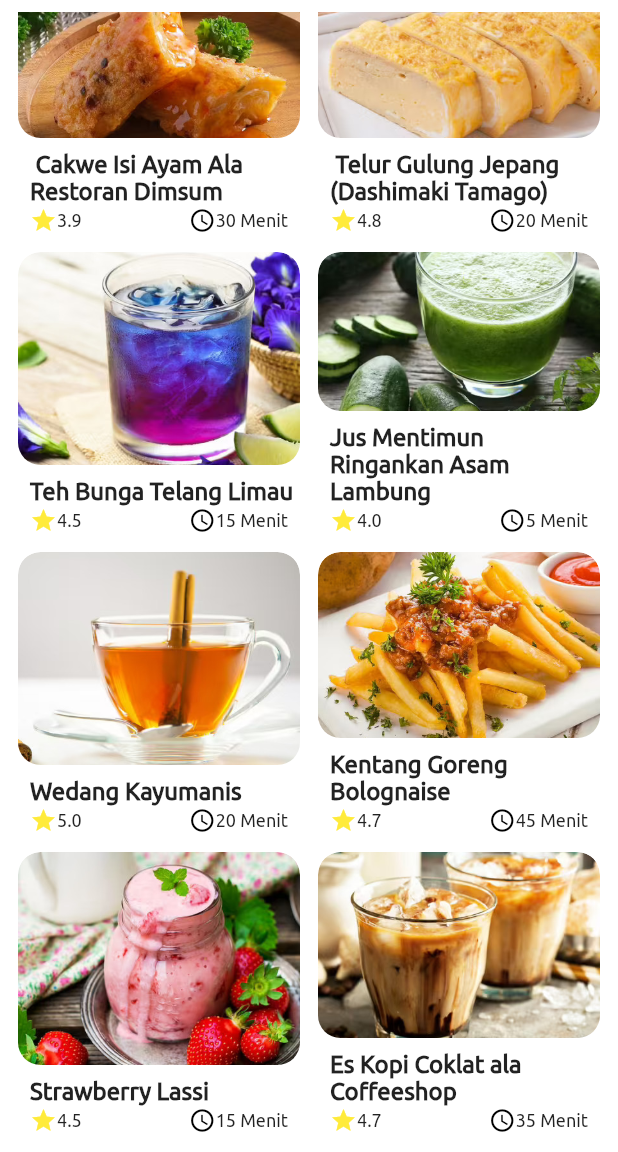
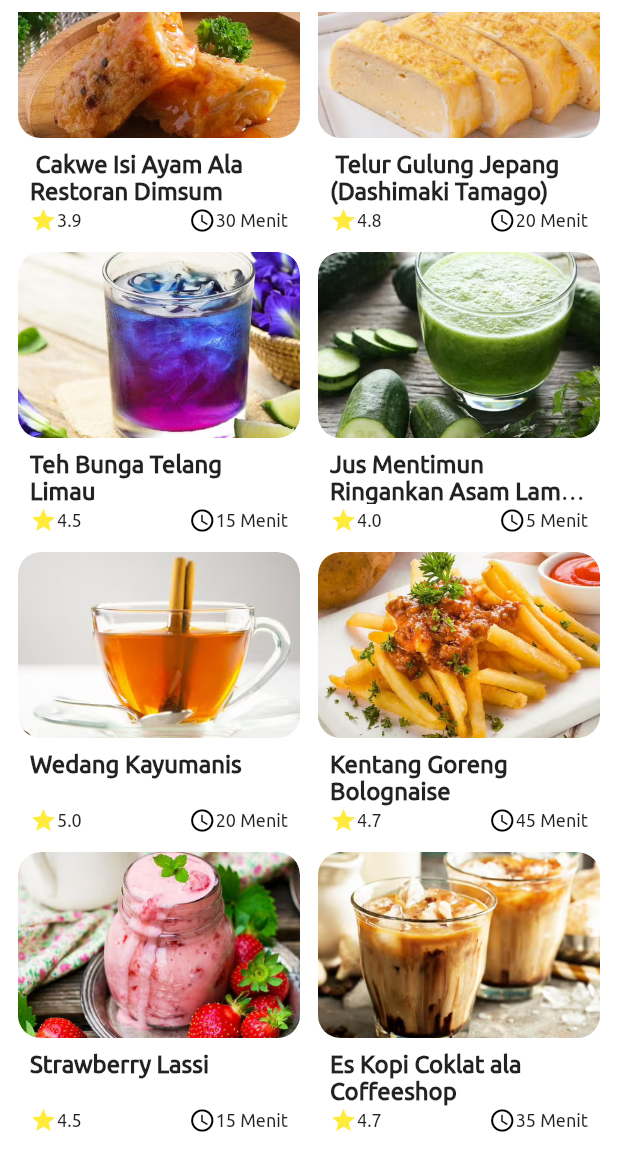
Before and after one commit to RadRasyad/Submission-BMAF-Dicoding, a Flutter app: the screen it shows after launch, scrolled down 244 dp, on a phone screen of 412 x 824 dp, the part 84-1236 px from its top. Run offline on Flutter 3.47's test engine with Material 2 defaults, Android fonts, the phone set to English and light mode, and no system bars; project files that could hold a hidden picture were left out.

Commit message:
fix the GridView on the part of the photo to shrink
Took 3 minutes

```diff
--- a/lib/ui/home/home_mobile_layout.dart
+++ b/lib/ui/home/home_mobile_layout.dart
@@ -39,6 +39,7 @@ class MobileRecipeList extends StatelessWidget {
                       crossAxisAlignment: CrossAxisAlignment.stretch,
                       children: [
                         Expanded(
+                          flex: 5,
                             child: ClipRRect(
                               borderRadius: BorderRadius.circular(15.0),
                               child: Image.asset(
@@ -49,10 +50,13 @@ class MobileRecipeList extends StatelessWidget {
                             )),
                         const SizedBox(height: 8),
                         Padding(
-                          padding: const EdgeInsets.only(left: 8.0),
-                          child: Expanded(
+                          padding: const EdgeInsets.only(left: 8.0, right: 8.0),
+                          child: SizedBox(
+                            height: 36,
                             child: Text(
                               recipe.name,
+                              maxLines: 2,
+                              overflow: TextOverflow.ellipsis,
                               style: const TextStyle(
                                   fontSize: 16,
                                   fontWeight: FontWeight.bold,
```
Lines whose indentation alone changed are shown as unchanged.
